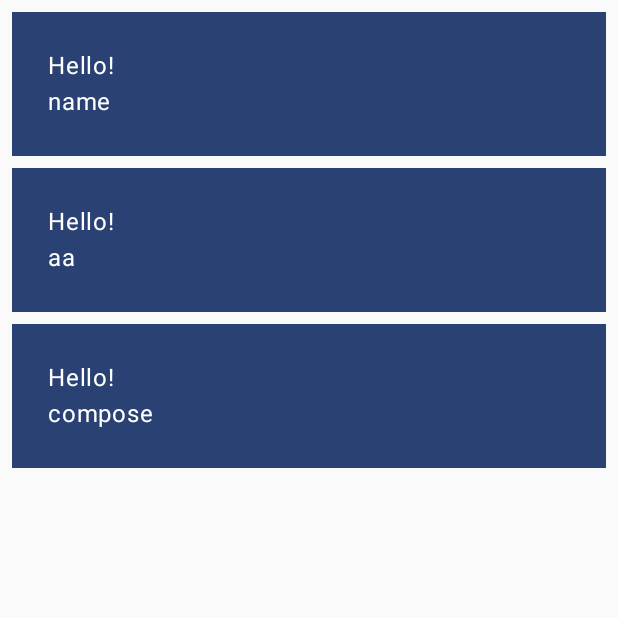
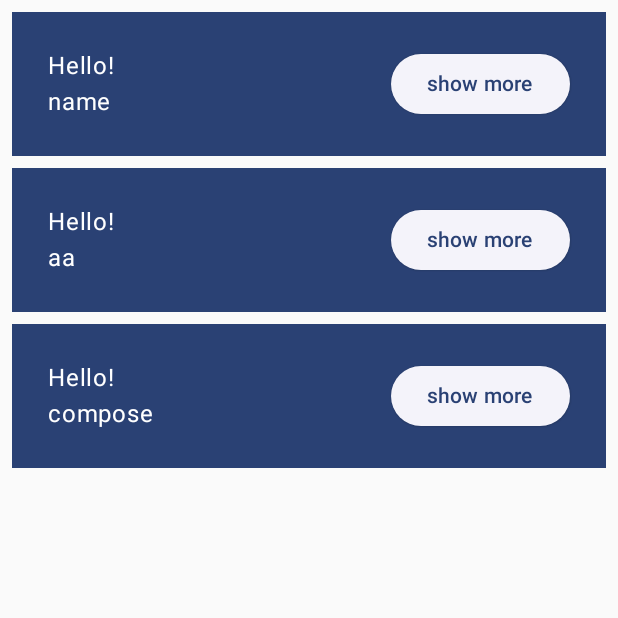
Before and after one commit to RyujiKoyama95/Jetpack-Compose-basics, an Android app built with Jetpack Compose: the screen it shows after launch (MainActivity), on a phone screen of 412 x 824 dp, the top half of it. Run offline under Robolectric (Android 15) with nearby library versions, the phone set to English and light mode, and no system bars.

Commit message:
Add button

```diff
--- a/app/src/main/java/com/codelab/basics/MainActivity.kt
+++ b/app/src/main/java/com/codelab/basics/MainActivity.kt
@@ -38,6 +38,7 @@ import androidx.compose.material.icons.filled.ExpandMore
 import androidx.compose.material3.Button
 import androidx.compose.material3.Card
 import androidx.compose.material3.CardDefaults
+import androidx.compose.material3.ElevatedButton
 import androidx.compose.material3.Icon
 import androidx.compose.material3.IconButton
 import androidx.compose.material3.MaterialTheme
@@ -94,12 +95,15 @@ class MainActivity : ComponentActivity() {
             color = MaterialTheme.colorScheme.primary,
             modifier = Modifier.padding(vertical = 4.dp, horizontal = 8.dp)
             ) {
-            // SurfaceやTextなどのほとんどのCompose UI要素は引数にmodifier(修飾子)を持っている。
-            // 1つの要素に複数の修飾子をつけるときは、繋げればいい。
-            Column(modifier = Modifier.fillMaxWidth().padding(24.dp)) {
-                // modifierは親レイアウト内での配置、表示、動作を指定できる。
-                Text(text = "Hello!")
-                Text(text = "$name")
+            Row(modifier = Modifier.padding(24.dp)) {
+                Column(modifier = Modifier.weight(1f)) {
+                    // modifierは親レイアウト内での配置、表示、動作を指定できる。
+                    Text(text = "Hello!")
+                    Text(text = "$name")
+                }
+                ElevatedButton(onClick = { /*TODO*/ }) {
+                    Text(text = "show more")
+                }
             }
         }
     }
```
